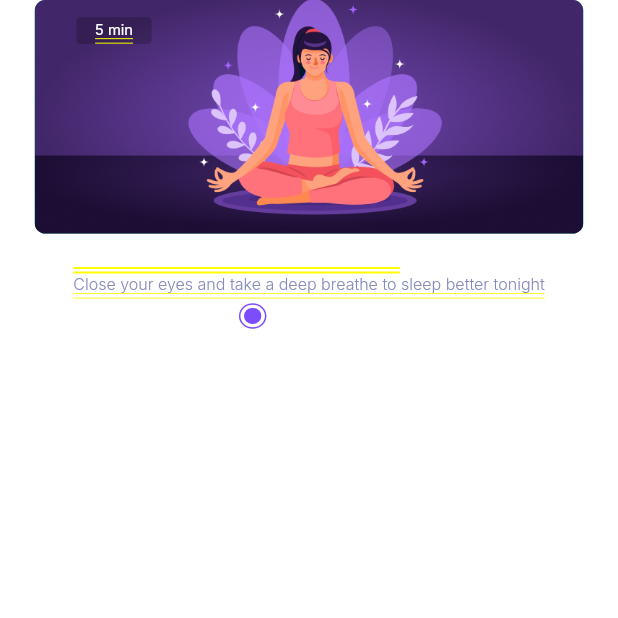
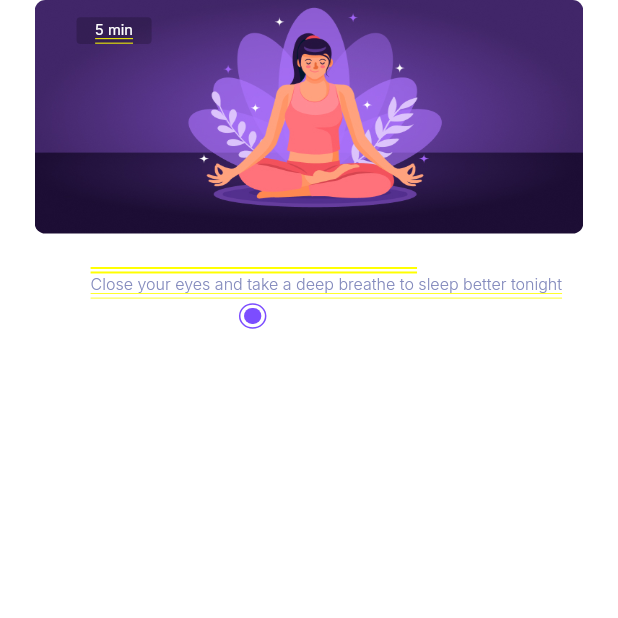
Before and after one commit to sajjad051/Sleep-Ai, a Flutter app: the CarouselWidget screen opened by its route, on a phone screen of 412 x 824 dp, the top half of it. Run offline on Flutter 3.47's test engine with Material 3 defaults, Android fonts, the phone set to English and light mode, and no system bars; drawn by our look-alikes of carousel_slider; our stand-ins replace cached_network_image, date_picker_timeline, easy_date_timeline, fl_chart, flutter_cache_manager, flutter_screenutil and 8 more; missing offline and left inert: circular_rotation, dart:ffi, flutter_swipe_button, linear_timer, ripple_wave, voice_message_package; network calls fail.

Commit message:
carousel slider

```diff
--- a/lib/Records/sleep_noise.dart
+++ b/lib/Records/sleep_noise.dart
@@ -89,6 +89,7 @@ class SleepNoisesScreen extends StatelessWidget {
         ),
       ),
     );
+
     // return Scaffold(
     //   backgroundColor: Color(0xFF0C163F), // Navy background color
     //   body: Container(
--- a/lib/carousel_widget.dart
+++ b/lib/carousel_widget.dart
@@ -13,7 +13,7 @@ class CarouselWidget extends StatelessWidget {
   Widget build(BuildContext context) {
     return Container(
       height: 275.h,
-      width: 375.w,
+      width: Get.width,
       child: Column(
         children: [
           CarouselSlider(
@@ -36,7 +36,7 @@ class CarouselWidget extends StatelessWidget {
                     width: 380.w,
                     height: 175.h,
                     decoration: BoxDecoration(
-                      color: Colors.teal,
+                      color: Colors.transparent,
                       borderRadius: BorderRadius.circular(8.0.r),
                     ),
                     child: InkWell(
@@ -50,7 +50,7 @@ class CarouselWidget extends StatelessWidget {
                             child: Center(
                               child: Image.asset(
                                 "assets/sleep/Layer 1.jpg",
-                                fit: BoxFit.cover,
+                                fit: BoxFit.fill,
                                 height: 175.h,
                                 width: 380.w,
                               ),
@@ -84,7 +84,9 @@ class CarouselWidget extends StatelessWidget {
             }),
           ),
           SizedBox(height: 8.h), // Space between carousel and text
-          Column(
+          Padding(
+            padding: EdgeInsets.only(left: 24.w),
+            child: Column(
               crossAxisAlignment: CrossAxisAlignment.start,
               children: [
                 Text(
@@ -105,6 +107,7 @@ class CarouselWidget extends StatelessWidget {
                   ),
                 ),
               ],
+            ),
           ),
           SizedBox(height: 7.h,),
           Obx(() {
```
Also changed, not shown: lib/Home/home_page/home_screen.dart (+32 -17 lines). Lines whose indentation alone changed are shown as unchanged.
